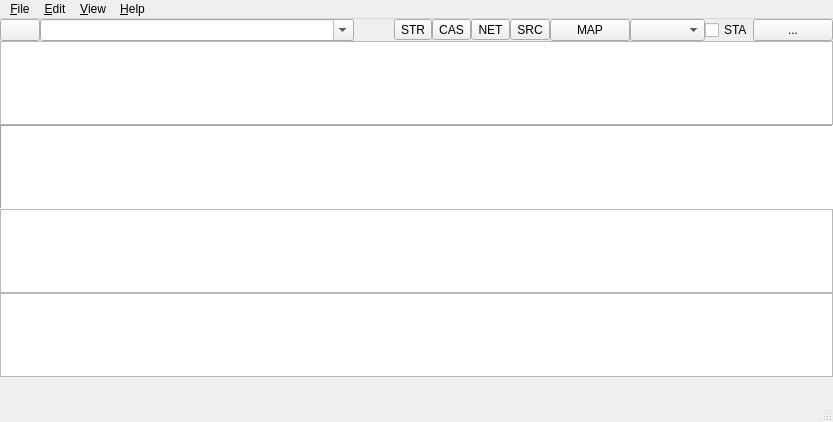
First picture: the form in app/srctblbrows_qt/browsmain.ui, repository tomojitakasu/RTKLIB, before the edit.
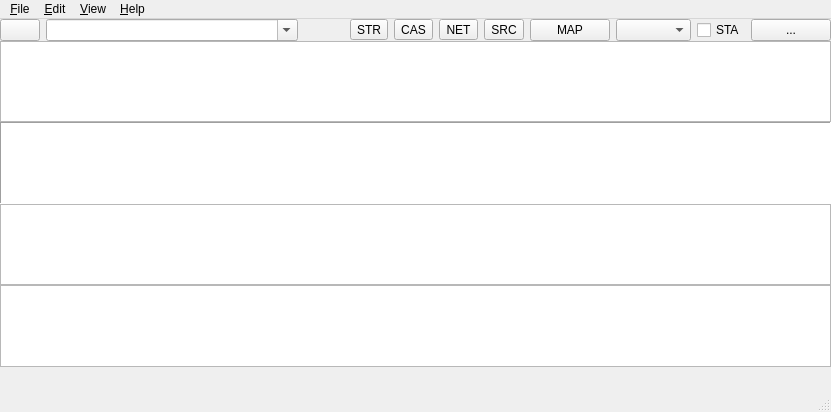
Second picture: the form after the edit. Icons and pictures are not drawn.

Patch:
```diff
--- a/app/srctblbrows_qt/browsmain.ui
+++ b/app/srctblbrows_qt/browsmain.ui
@@ -6,8 +6,8 @@
    <rect>
     <x>0</x>
     <y>0</y>
-    <width>833</width>
-    <height>422</height>
+    <width>831</width>
+    <height>412</height>
    </rect>
   </property>
   <property name="windowTitle">
@@ -63,9 +63,6 @@
           <string/>
          </property>
          <layout class="QHBoxLayout" name="horizontalLayout_4">
-          <property name="spacing">
-           <number>0</number>
-          </property>
           <property name="leftMargin">
            <number>0</number>
           </property>
@@ -448,7 +445,7 @@
     <rect>
      <x>0</x>
      <y>0</y>
-     <width>833</width>
+     <width>831</width>
      <height>21</height>
     </rect>
    </property>
```
Left out of the diff: 6 changed lines with no effect on the pictures.
